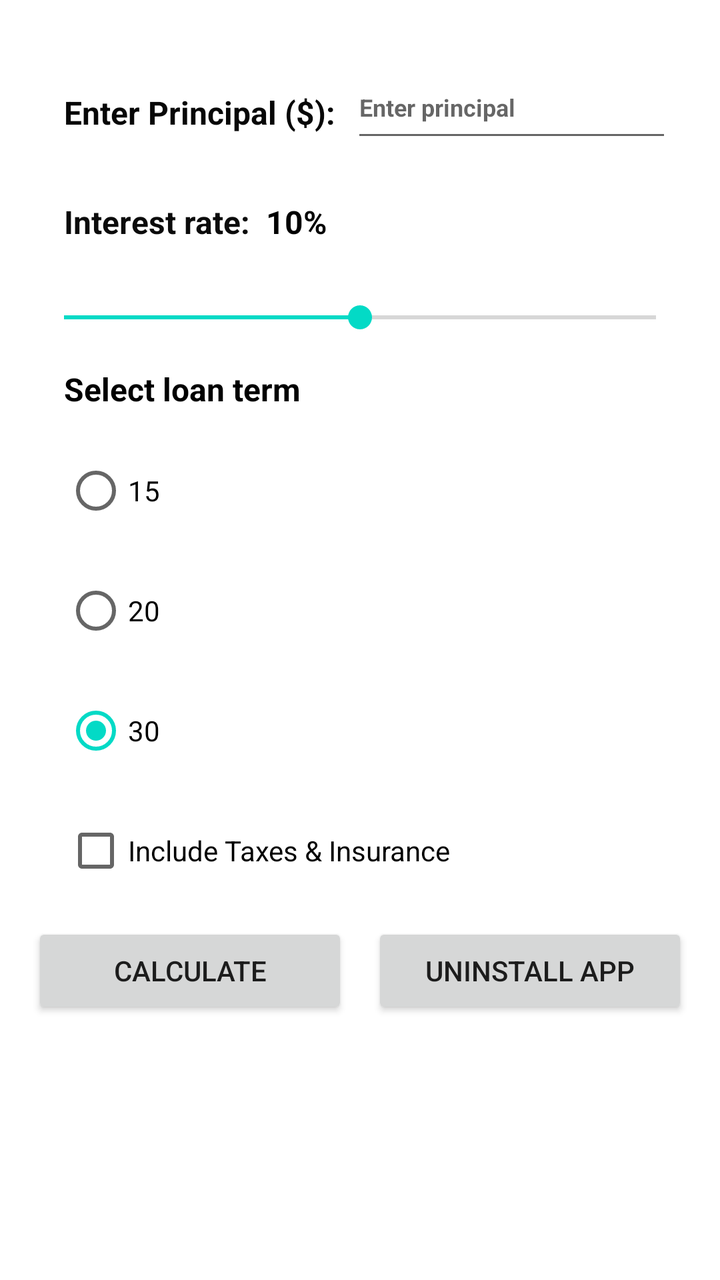
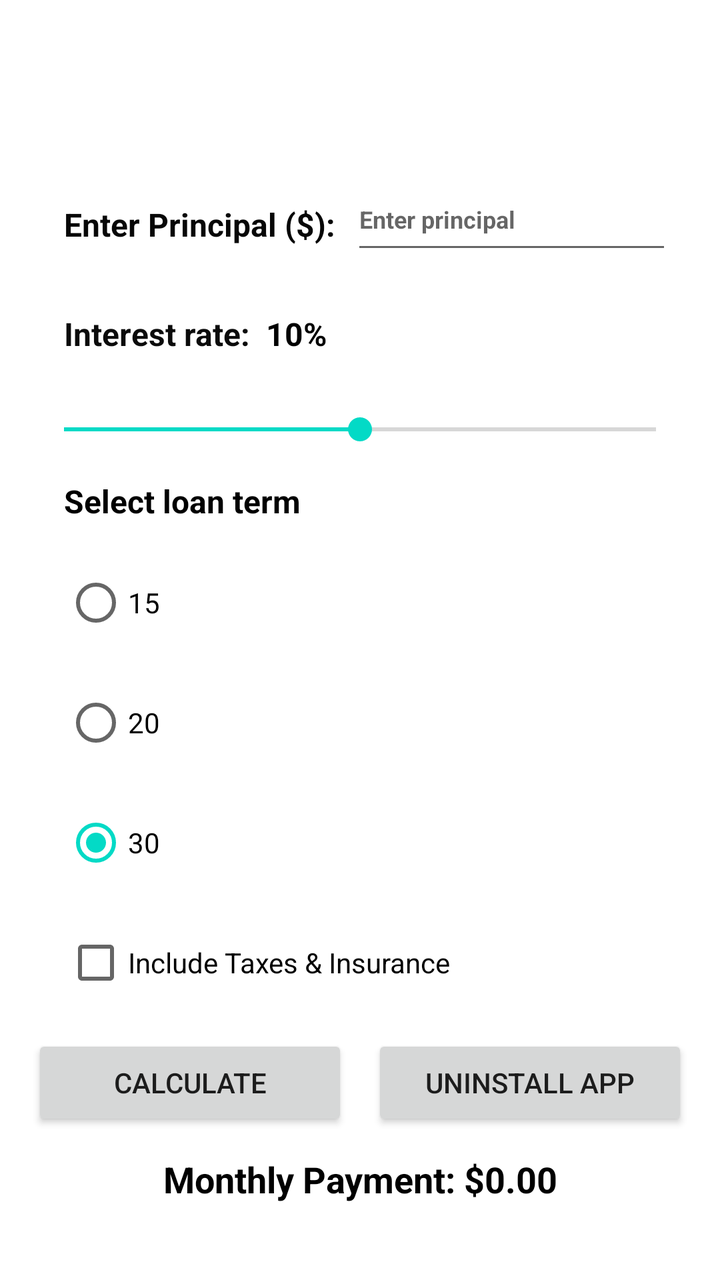

Screens rendered from an Android XML layout before and after an edit, with the pre-edit source and the edit as a unified diff.
<!-- AndroidManifest.xml: application theme Theme.Project1Xuhang -->
<!-- res/layout/activity_main.xml -->
<?xml version="1.0" encoding="utf-8"?>
<androidx.constraintlayout.widget.ConstraintLayout xmlns:android="http://schemas.android.com/apk/res/android"
    xmlns:app="http://schemas.android.com/apk/res-auto"
    xmlns:tools="http://schemas.android.com/tools"
    android:id="@+id/main"
    android:layout_width="match_parent"
    android:layout_height="match_parent"
    tools:context=".MainActivity">

    <ScrollView
        android:layout_width="0dp"
        android:layout_height="0dp"
        app:layout_constraintBottom_toBottomOf="parent"
        app:layout_constraintEnd_toEndOf="parent"
        app:layout_constraintStart_toStartOf="parent"
        app:layout_constraintTop_toTopOf="parent">

        <LinearLayout
            android:layout_width="match_parent"
            android:layout_height="wrap_content"
            android:orientation="vertical"
            android:padding="16dp">

            <LinearLayout
                android:layout_width="match_parent"
                android:layout_height="wrap_content"
                android:layout_margin="8dp"
                android:orientation="horizontal">

                <TextView
                    android:id="@+id/tvPrincipalLabel"
                    android:layout_width="wrap_content"
                    android:layout_height="wrap_content"
                    android:layout_margin="8dp"
                    android:layout_marginEnd="8dp"
                    android:text="Enter Principal ($):"
                    android:textColor="#070707"
                    android:textSize="16sp"
                    android:textStyle="bold" />

                <EditText
                    android:id="@+id/etPrincipal"
                    android:layout_width="117dp"
                    android:layout_height="wrap_content"
                    android:layout_marginTop="4dp"
                    android:layout_weight="1"
                    android:ems="10"
                    android:hint="Enter principal"
                    android:inputType="numberDecimal"
                    android:minHeight="48dp"
                    android:textSize="12sp"
                    android:textStyle="bold" />

            </LinearLayout>

            <LinearLayout
                android:layout_width="match_parent"
                android:layout_height="wrap_content"
                android:layout_margin="16dp"
                android:orientation="horizontal">

                <TextView
                    android:layout_width="wrap_content"
                    android:layout_height="wrap_content"
                    android:layout_marginEnd="8dp"
                    android:text="Interest rate:"
                    android:textColor="#0B0B0B"
                    android:textSize="16sp"
                    android:textStyle="bold" />

                <TextView
                    android:id="@+id/tvRateValue"
                    android:layout_width="wrap_content"
                    android:layout_height="wrap_content"
                    android:layout_weight="1"
                    android:text="10%"
                    android:textColor="#000000"
                    android:textSize="16sp"
                    android:textStyle="bold" />
            </LinearLayout>

            <SeekBar
                android:id="@+id/sbRate"
                android:layout_width="match_parent"
                android:layout_height="wrap_content"
                android:layout_marginTop="12dp"
                android:max="200"
                android:progress="100" />

            <TextView
                android:id="@+id/textView3"
                android:layout_width="match_parent"
                android:layout_height="wrap_content"
                android:layout_margin="16dp"
                android:layout_marginTop="4dp"
                android:layout_marginEnd="8dp"
                android:text="Select loan term"
                android:textColor="#000000"
                android:textSize="16sp"
                android:textStyle="bold" />

            <RadioGroup
                android:id="@+id/rgYears"
                android:layout_width="match_parent"
                android:layout_height="match_parent" >

                <RadioButton
                    android:id="@+id/rb15"
                    android:layout_width="match_parent"
                    android:layout_height="wrap_content"
                    android:layout_marginStart="16dp"
                    android:text="15" />

                <RadioButton
                    android:id="@+id/rb20"
                    android:layout_width="match_parent"
                    android:layout_height="wrap_content"
                    android:layout_marginStart="16dp"
                    android:layout_marginTop="12dp"
                    android:text="20" />

                <RadioButton
                    android:id="@+id/rb30"
                    android:layout_width="match_parent"
                    android:layout_height="wrap_content"
                    android:layout_marginStart="16dp"
                    android:layout_marginTop="12dp"
                    android:checked="true"
                    android:text="30" />

            </RadioGroup>

            <CheckBox
                android:id="@+id/cbTaxes"
                android:layout_width="match_parent"
                android:layout_height="wrap_content"
                android:layout_marginStart="16dp"
                android:layout_marginTop="12dp"
                android:text="Include Taxes &amp; Insurance" />

            <LinearLayout
                android:layout_width="match_parent"
                android:layout_height="wrap_content"
                android:layout_marginTop="12dp"
                android:orientation="horizontal">

                <Button
                    android:id="@+id/btnCalc"
                    android:layout_width="0dp"
                    android:layout_height="wrap_content"
                    android:layout_weight="1"
                    android:text="Calculate" />

                <Button
                    android:id="@+id/btnUninstall"
                    android:layout_width="0dp"
                    android:layout_height="wrap_content"
                    android:layout_marginStart="12dp"
                    android:layout_weight="1"
                    android:text="Uninstall App" />
            </LinearLayout>

        </LinearLayout>
    </ScrollView>

</androidx.constraintlayout.widget.ConstraintLayout>
<!-- resources referenced by this layout -->
<resources>
  <style name="Theme.Project1Xuhang" parent="Theme.MaterialComponents.DayNight.DarkActionBar">
          <item name="colorPrimary">@color/colorPrimary</item>
          <item name="colorPrimaryVariant">@color/colorPrimaryVariant</item>
          <item name="colorOnPrimary">@color/colorOnPrimary</item>
      </style>
  <color name="colorPrimary">#6200EE</color>
  <color name="colorPrimaryVariant">#3700B3</color>
  <color name="colorOnPrimary">#FFFFFF</color>
</resources>

<!-- the commit's change to res/layout/activity_main.xml (unified diff, before → after) -->
@@ -5,6 +5,7 @@
     android:id="@+id/main"
     android:layout_width="match_parent"
     android:layout_height="match_parent"
+    android:paddingTop="?attr/actionBarSize"
     tools:context=".MainActivity">
 
     <ScrollView
@@ -12,8 +13,10 @@
         android:layout_height="0dp"
         app:layout_constraintBottom_toBottomOf="parent"
         app:layout_constraintEnd_toEndOf="parent"
+        app:layout_constraintHorizontal_bias="1.0"
         app:layout_constraintStart_toStartOf="parent"
-        app:layout_constraintTop_toTopOf="parent">
+        app:layout_constraintTop_toTopOf="parent"
+        app:layout_constraintVertical_bias="1.0">
 
         <LinearLayout
             android:layout_width="match_parent"
@@ -102,7 +105,7 @@
             <RadioGroup
                 android:id="@+id/rgYears"
                 android:layout_width="match_parent"
-                android:layout_height="match_parent" >
+                android:layout_height="match_parent">
 
                 <RadioButton
                     android:id="@+id/rb15"
@@ -159,6 +162,16 @@
                     android:layout_weight="1"
                     android:text="Uninstall App" />
             </LinearLayout>
+            <TextView
+                android:id="@+id/tvResult"
+                android:layout_width="match_parent"
+                android:layout_height="wrap_content"
+                android:layout_marginTop="12dp"
+                android:text="Monthly Payment: $0.00"
+                android:textColor="#000000"
+                android:textSize="18sp"
+                android:textStyle="bold"
+                android:gravity="center_horizontal" />
 
         </LinearLayout>
     </ScrollView>
